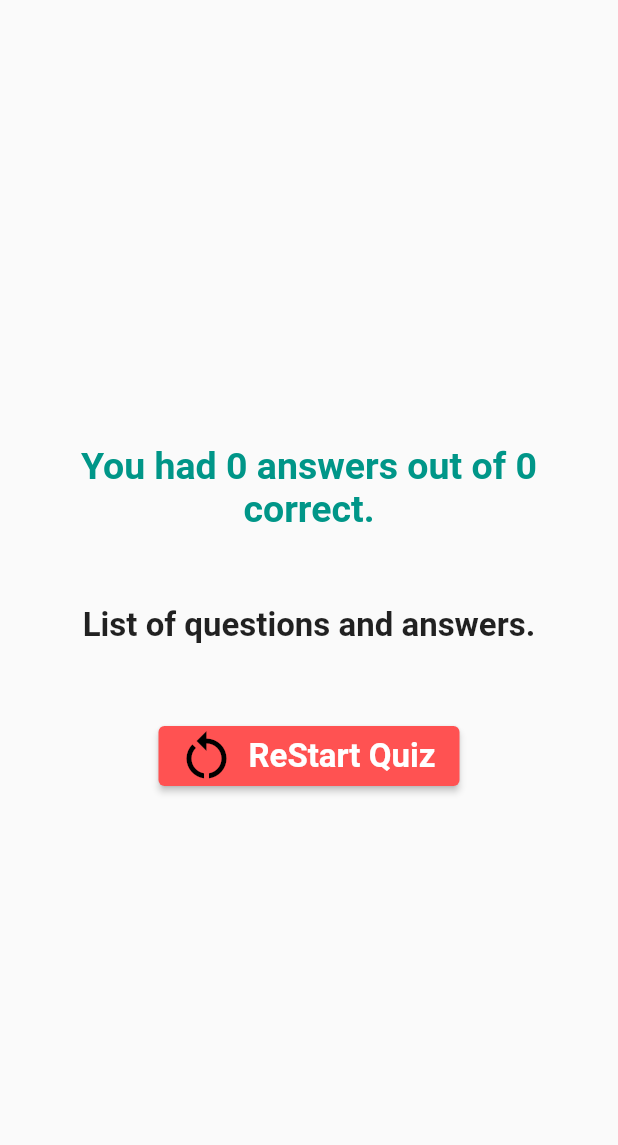
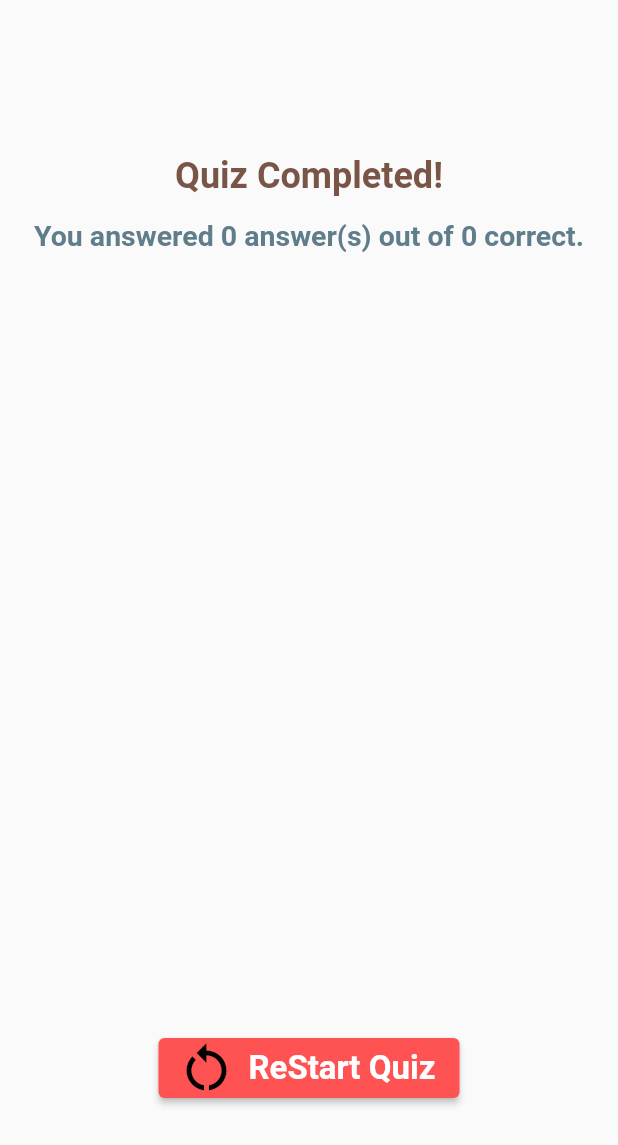
Before and after one commit to nadiahylary/real_quiz_app, a Flutter app: the ResultWidget widget shown alone on an empty page, opened directly with empty values, on a phone screen of 412 x 824 dp. Shown: the top 1145 px of the screen. Run offline on Flutter 3.47's test engine with Material 2 defaults, Android fonts, the phone set to English and light mode, and no system bars; our stand-ins replace google_fonts; missing offline and left inert: dart:ffi; Roboto replaces fonts that are missing (Changa, Genos, Ubuntu).

Commit message:
final: added quiz summary, more data-based styling

```diff
--- a/lib/result_screen.dart
+++ b/lib/result_screen.dart
@@ -1,15 +1,32 @@
 import 'package:flutter/material.dart';
 import 'package:google_fonts/google_fonts.dart';
+import 'package:real_quiz_app/quiz_summary.dart';
 
 import 'data/questions-data.dart';
 
 class ResultWidget extends StatelessWidget {
-  const ResultWidget(
-      {required this.totalScore, required this.selectedAnswers, required this.quizRestart, Key? key})
-      : super(key: key);
+  const ResultWidget({
+    required this.totalScore,
+    required this.selectedAnswers,
+    required this.quizRestart, Key? key}) : super(key: key);
+
   final int totalScore;
   final List<String> selectedAnswers;
   final void Function() quizRestart;
+
+  List<Map<String, Object>> getQuizSummary(){
+    final List<Map<String, Object>> summary = [];
+    for (var i =0; i < selectedAnswers.length; i++){
+      summary.add({
+        'questionIndex': i,
+        'question': questions[i].question,
+        'userAnswer': selectedAnswers[i],
+        'correctAnswer': questions[i].answers[0],
+      });
+    }
+    return summary;
+  }
+
 
   @override
   Widget build(BuildContext context) {
@@ -17,56 +34,43 @@ class ResultWidget extends StatelessWidget {
         width: double.infinity,
         child: Center(
             child: Container(
-              height: 600,
-              margin: const EdgeInsets.symmetric(horizontal: 40),
+              //height: 600,
+              margin: const EdgeInsets.symmetric(horizontal: 15),
               child: Column(
                 mainAxisAlignment: MainAxisAlignment.center,
                 //crossAxisAlignment: CrossAxisAlignment.center,
                 children: <Widget>[
-                  Text(
-                    "You had $totalScore answers out of ${selectedAnswers
-                        .length} correct.",
+                  const SizedBox(
+                    height: 15,
+                  ),
+                  Text("Quiz Completed!",
                     style: GoogleFonts.changa(
                       textStyle: const TextStyle(
-                          fontSize: 25,
-                          color: Colors.teal,
+                          fontSize: 24,
+                          color: Colors.brown,
+                          fontWeight: FontWeight.w600
+                      ),
+                    ),
+                  ),
+                  const SizedBox(
+                    height: 15,
+                  ),
+                  Text(
+                    "You answered $totalScore answer(s) out of ${selectedAnswers
+                        .length} correct.",
+                    style: GoogleFonts.ubuntu(
+                      textStyle: const TextStyle(
+                          fontSize: 19,
+                          color: Colors.blueGrey,
                           fontWeight: FontWeight.w600
                       ),
                     ),
                     textAlign: TextAlign.center,
                   ),
                   const SizedBox(
-                    height: 50,
+                    height: 20,
                   ),
-                  Text("List of questions and answers.",
-                    style: GoogleFonts.genos(
-                      textStyle: const TextStyle(
-                          fontSize: 22,
-                          //color: Colors.brown,
-                          fontWeight: FontWeight.w600
-                      ),
-                    ),
-                    textAlign: TextAlign.center,
-                  ),
-
-                  /*ListView.builder(
-                      itemBuilder: (context, index){
-                        return SizedBox(
-                            //height: 300,
-                            child: Text(
-                              selectedAnswers[index],
-                              style: GoogleFonts.genos(
-                                textStyle: const TextStyle(
-                                    fontSize: 22,
-                                    //color: Colors.brown,
-                                    fontWeight: FontWeight.w600
-                                ),
-                              ),
-                              textAlign: TextAlign.center,
-                            )
-                        );
-                      }
-                  ),*/
+                  QuizSummary(summaryData: getQuizSummary()),
                   const SizedBox(
                     height: 50,
                   ),
```
Also changed, not shown: lib/quiz_summary.dart (added, +101 -0 lines).
